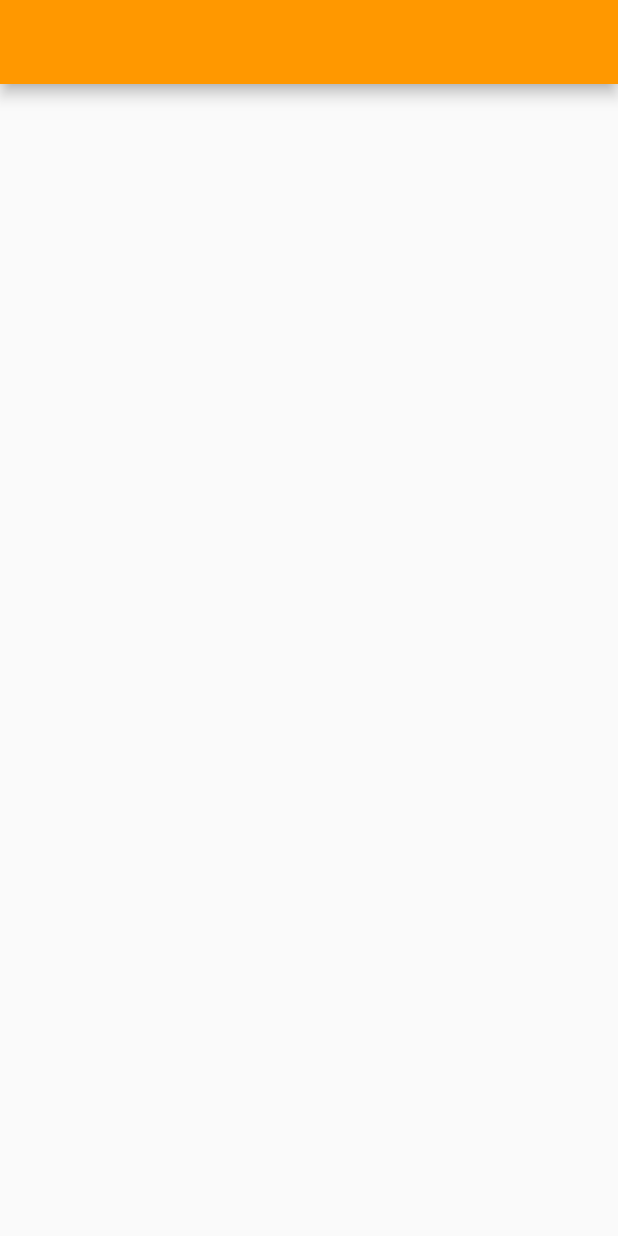
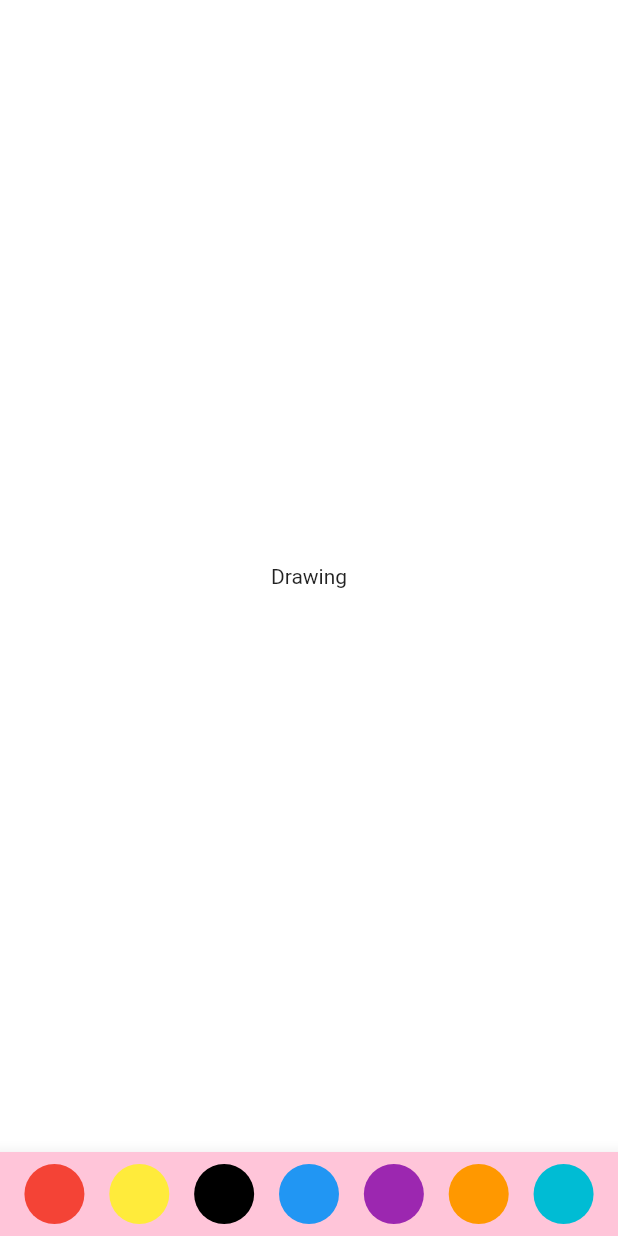
Before and after one commit to RGTechno/Roughpad, a Flutter app: the screen it shows after launch, on a phone screen of 412 x 824 dp. Run offline on Flutter 3.47's test engine with Material 2 defaults, Android fonts, the phone set to English and light mode, and no system bars.

Commit message:
color picker

```diff
--- a/lib/Screens/home_screen.dart
+++ b/lib/Screens/home_screen.dart
@@ -1,12 +1,65 @@
+import 'package:flutter/cupertino.dart';
 import 'package:flutter/material.dart';
 
+// ignore: use_key_in_widget_constructors
 class HomeScreen extends StatelessWidget {
-  const HomeScreen({Key? key}) : super(key: key);
+  final List<Color> colors = [
+    Colors.red,
+    Colors.yellow,
+    Colors.black,
+    Colors.blue,
+    Colors.purple,
+    Colors.orange,
+    Colors.cyan,
+  ];
 
   @override
   Widget build(BuildContext context) {
+    final mediaQuery = MediaQuery.of(context).size;
     return Scaffold(
-      appBar: AppBar(),
+      body: Container(
+        height: mediaQuery.height,
+        width: mediaQuery.width,
+        color: Colors.white,
+        child: const Center(
+          child: Text("Drawing"),
+        ),
+      ),
+      bottomNavigationBar: BottomAppBar(
+        elevation: 10,
+        child: Container(
+          padding: const EdgeInsets.all(8),
+          decoration: BoxDecoration(
+            color: Colors.pinkAccent.withOpacity(0.3),
+          ),
+          child: Row(
+            mainAxisAlignment: MainAxisAlignment.spaceAround,
+            children: List.generate(
+              colors.length,
+              (index) => ColorPicker(
+                color: colors[index],
+              ),
+            ),
+          ),
+        ),
+      ),
     );
   }
 }
+
+class ColorPicker extends StatelessWidget {
+  final Color color;
+
+  const ColorPicker({
+    Key? key,
+    required this.color,
+  }) : super(key: key);
+
+  @override
+  Widget build(BuildContext context) {
+    return CircleAvatar(
+      backgroundColor: color,
+      radius: 20,
+    );
+  }
+}
```
